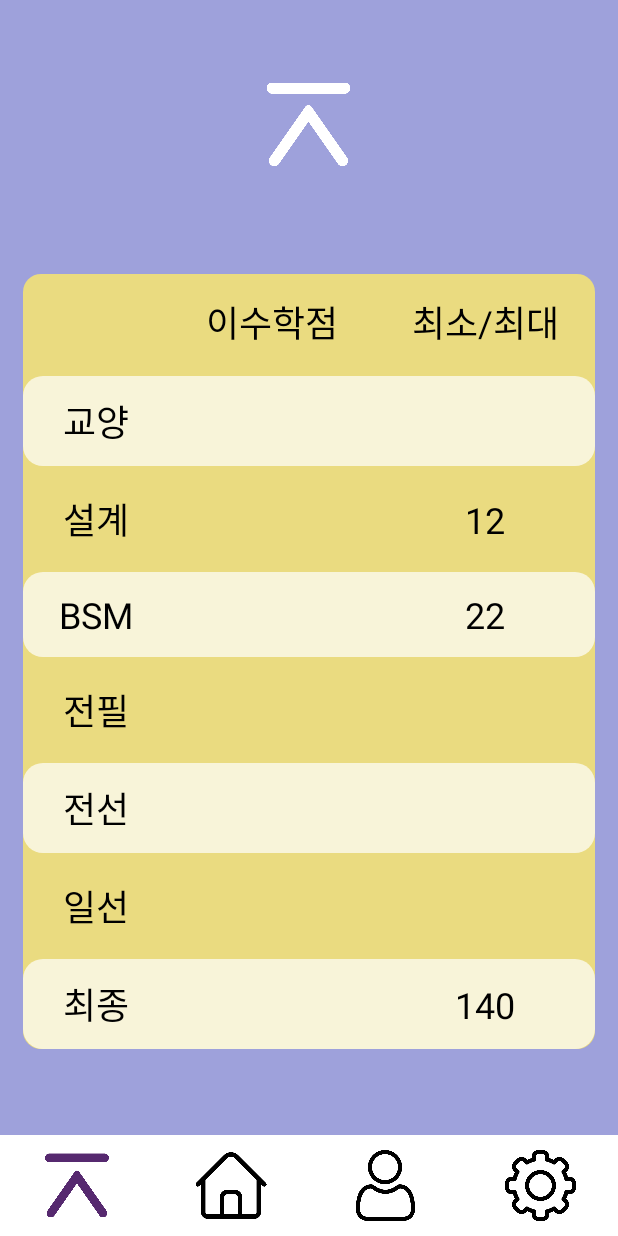
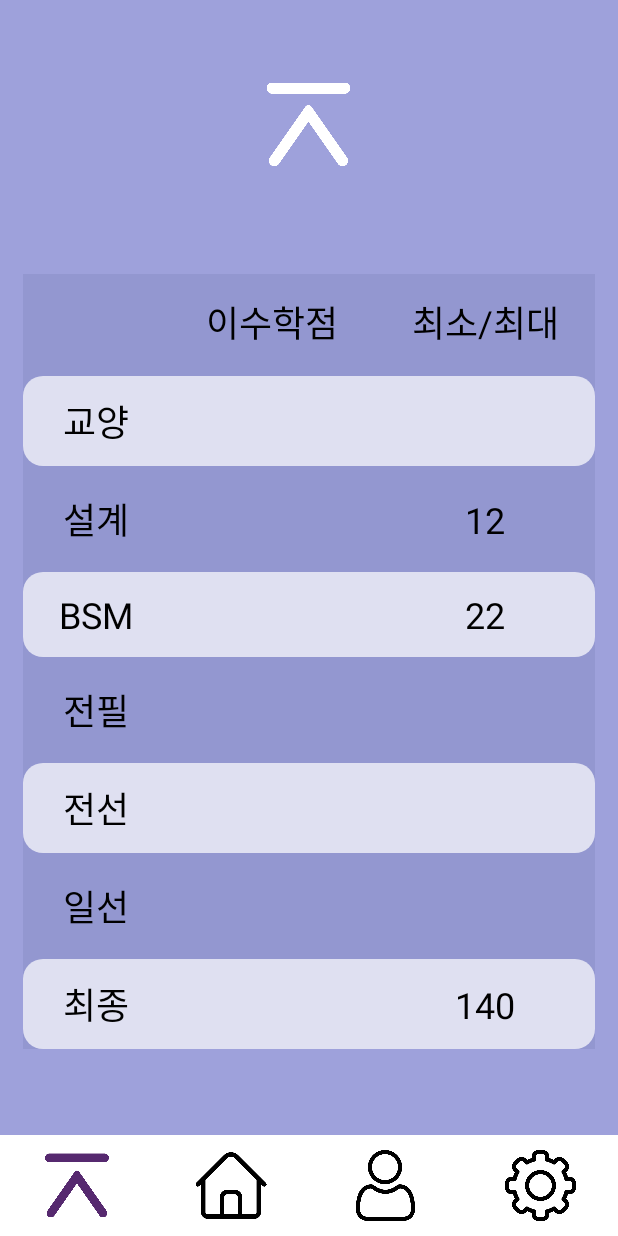
Before and after one commit to ekdud0529/DoYouWantToGraduate, an Android app: the activity_mng screen opened directly, with no data from a screen before it, on a phone screen of 412 x 824 dp. Run offline under Robolectric (Android 15) with nearby library versions, the phone set to English and light mode, and no system bars; our stand-ins replace Firebase (no records; nobody signed in at launch, a user with empty details on screens opened directly).

Commit message:
디자인

```diff
--- a/app/src/main/java/com/test/doyouwanttograduate/SubjectListActivity.kt
+++ b/app/src/main/java/com/test/doyouwanttograduate/SubjectListActivity.kt
@@ -310,7 +310,7 @@ class SubjectListActivity : AppCompatActivity() {
         }
 
         set_bnt.setOnClickListener {
-            val intent_setbnt = Intent(this@activity_mng, activity_setting::class.java)
+            val intent_setbnt = Intent(this@SubjectListActivity, activity_setting::class.java)
             startActivity(intent_setbnt)
             overridePendingTransition(0, 0)
         }
--- a/app/src/main/res/layout/credit_management.xml
+++ b/app/src/main/res/layout/credit_management.xml
@@ -35,7 +35,7 @@
             android:stretchColumns="*"
             android:paddingTop="0dp"
             android:layout_centerVertical="true"
-            android:background="@drawable/listrec">
+            android:background="#9397d0">
 
             <TableRow>
                 <TextView
```
